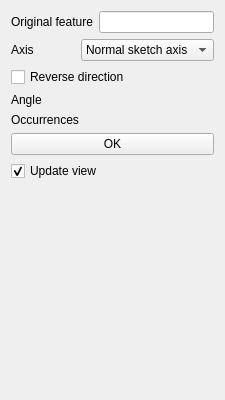
Before: the Qt Designer form src/Mod/PartDesign/Gui/TaskPolarPatternParameters.ui in berndhahnebach/All_FreeCAD, drawn with Qt 5.
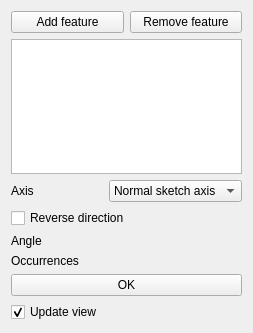
After: the same form once the commit is applied. Custom widgets are drawn as their Qt base class.

Commit message: Enable multiple originals for the transformed features

```diff
--- a/src/Mod/PartDesign/Gui/TaskPolarPatternParameters.ui
+++ b/src/Mod/PartDesign/Gui/TaskPolarPatternParameters.ui
@@ -6,8 +6,8 @@
    <rect>
     <x>0</x>
     <y>0</y>
-    <width>225</width>
-    <height>400</height>
+    <width>253</width>
+    <height>333</height>
    </rect>
   </property>
   <property name="windowTitle">
@@ -17,17 +17,30 @@
    <item>
     <layout class="QHBoxLayout" name="horizontalLayoutOriginal">
      <item>
-      <widget class="QLabel" name="labelOriginal">
+      <widget class="QPushButton" name="buttonAddFeature">
        <property name="text">
-        <string>Original feature</string>
+        <string>Add feature</string>
+       </property>
+       <property name="checkable">
+        <bool>true</bool>
        </property>
       </widget>
      </item>
      <item>
-      <widget class="QLineEdit" name="lineOriginal"/>
+      <widget class="QPushButton" name="buttonRemoveFeature">
+       <property name="text">
+        <string>Remove feature</string>
+       </property>
+       <property name="checkable">
+        <bool>true</bool>
+       </property>
+      </widget>
      </item>
     </layout>
    </item>
+   <item>
+    <widget class="QListWidget" name="listWidgetFeatures"/>
+   </item>
    <item>
     <layout class="QHBoxLayout" name="horizontalLayout_3">
      <item>
```
Left out of the diff: 2 changed lines with no effect on the pictures. The commit also changes 24 other files.
